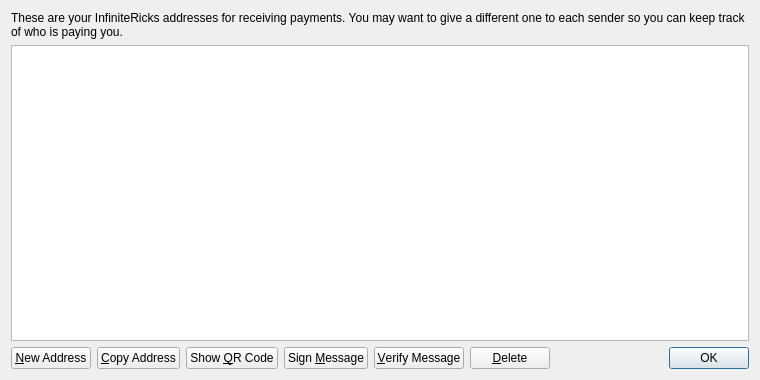
This is src/qt/android/forms/addressbookpage.ui in 2x2devcode/InfiniteRicks as Qt 5 draws it before an edit. The edited form follows.
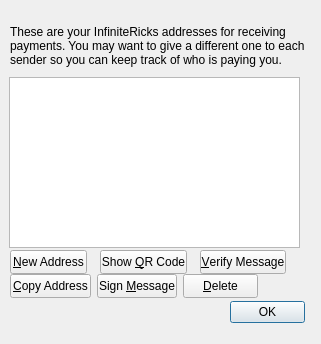
This is the edited form. Icons and pictures are not drawn.

```diff
--- a/src/qt/android/forms/addressbookpage.ui
+++ b/src/qt/android/forms/addressbookpage.ui
@@ -6,16 +6,22 @@
    <rect>
     <x>0</x>
     <y>0</y>
-    <width>760</width>
-    <height>380</height>
+    <width>321</width>
+    <height>344</height>
    </rect>
   </property>
   <property name="windowTitle">
    <string>Address Book</string>
   </property>
-  <layout class="QVBoxLayout" name="verticalLayout">
-   <item>
     <widget class="QLabel" name="labelExplanation">
+   <property name="geometry">
+    <rect>
+     <x>10</x>
+     <y>10</y>
+     <width>311</width>
+     <height>71</height>
+    </rect>
+   </property>
      <property name="text">
       <string>These are your InfiniteRicks addresses for receiving payments. You may want to give a different one to each sender so you can keep track of who is paying you.</string>
      </property>
@@ -26,9 +32,21 @@
       <bool>true</bool>
      </property>
     </widget>
-   </item>
-   <item>
     <widget class="QTableView" name="tableView">
+   <property name="geometry">
+    <rect>
+     <x>9</x>
+     <y>77</y>
+     <width>291</width>
+     <height>171</height>
+    </rect>
+   </property>
+   <property name="maximumSize">
+    <size>
+     <width>605</width>
+     <height>220</height>
+    </size>
+   </property>
      <property name="contextMenuPolicy">
       <enum>Qt::CustomContextMenu</enum>
      </property>
@@ -54,11 +72,15 @@
       <bool>false</bool>
      </attribute>
     </widget>
-   </item>
-   <item>
-    <layout class="QHBoxLayout" name="horizontalLayout">
-     <item>
       <widget class="QPushButton" name="newAddressButton">
+   <property name="geometry">
+    <rect>
+     <x>10</x>
+     <y>250</y>
+     <width>77</width>
+     <height>24</height>
+    </rect>
+   </property>
        <property name="toolTip">
         <string>Create a new address</string>
        </property>
@@ -70,9 +92,52 @@
          <normaloff>:/icons/add</normaloff>:/icons/add</iconset>
        </property>
       </widget>
-     </item>
-     <item>
+  <widget class="QPushButton" name="showQRCode">
+   <property name="geometry">
+    <rect>
+     <x>100</x>
+     <y>250</y>
+     <width>87</width>
+     <height>24</height>
+    </rect>
+   </property>
+   <property name="text">
+    <string>Show &amp;QR Code</string>
+   </property>
+   <property name="icon">
+    <iconset>
+     <normaloff>:/icons/qrcode</normaloff>:/icons/qrcode</iconset>
+   </property>
+  </widget>
+  <widget class="QPushButton" name="verifyMessage">
+   <property name="geometry">
+    <rect>
+     <x>200</x>
+     <y>250</y>
+     <width>86</width>
+     <height>24</height>
+    </rect>
+   </property>
+   <property name="toolTip">
+    <string>Verify a message to ensure it was signed with a specified InfiniteRicks address</string>
+   </property>
+   <property name="text">
+    <string>&amp;Verify Message</string>
+   </property>
+   <property name="icon">
+    <iconset>
+     <normaloff>:/icons/transaction_0</normaloff>:/icons/transaction_0</iconset>
+   </property>
+  </widget>
       <widget class="QPushButton" name="copyToClipboard">
+   <property name="geometry">
+    <rect>
+     <x>10</x>
+     <y>274</y>
+     <width>81</width>
+     <height>24</height>
+    </rect>
+   </property>
        <property name="toolTip">
         <string>Copy the currently selected address to the system clipboard</string>
        </property>
@@ -84,20 +149,15 @@
          <normaloff>:/icons/editcopy</normaloff>:/icons/editcopy</iconset>
        </property>
       </widget>
-     </item>
-     <item>
-      <widget class="QPushButton" name="showQRCode">
-       <property name="text">
-        <string>Show &amp;QR Code</string>
-       </property>
-       <property name="icon">
-        <iconset resource="../../bitcoin.qrc">
-         <normaloff>:/icons/qrcode</normaloff>:/icons/qrcode</iconset>
-       </property>
-      </widget>
-     </item>
-     <item>
       <widget class="QPushButton" name="signMessage">
+   <property name="geometry">
+    <rect>
+     <x>97</x>
+     <y>274</y>
+     <width>80</width>
+     <height>24</height>
+    </rect>
+   </property>
        <property name="toolTip">
         <string>Sign a message to prove you own a InfiniteRicks address</string>
        </property>
@@ -109,23 +169,15 @@
          <normaloff>:/icons/edit</normaloff>:/icons/edit</iconset>
        </property>
       </widget>
-     </item>
-     <item>
-      <widget class="QPushButton" name="verifyMessage">
-       <property name="toolTip">
-        <string>Verify a message to ensure it was signed with a specified InfiniteRicks address</string>
-       </property>
-       <property name="text">
-        <string>&amp;Verify Message</string>
-       </property>
-       <property name="icon">
-        <iconset resource="../../bitcoin.qrc">
-         <normaloff>:/icons/transaction_0</normaloff>:/icons/transaction_0</iconset>
-       </property>
-      </widget>
-     </item>
-     <item>
       <widget class="QPushButton" name="deleteButton">
+   <property name="geometry">
+    <rect>
+     <x>183</x>
+     <y>274</y>
+     <width>75</width>
+     <height>24</height>
+    </rect>
+   </property>
        <property name="toolTip">
         <string>Delete the currently selected address from the list</string>
        </property>
@@ -137,22 +189,15 @@
          <normaloff>:/icons/remove</normaloff>:/icons/remove</iconset>
        </property>
       </widget>
-     </item>
-     <item>
-      <spacer name="horizontalSpacer">
-       <property name="orientation">
-        <enum>Qt::Horizontal</enum>
-       </property>
-       <property name="sizeHint" stdset="0">
-        <size>
-         <width>40</width>
-         <height>20</height>
-        </size>
-       </property>
-      </spacer>
-     </item>
-     <item>
       <widget class="QDialogButtonBox" name="buttonBox">
+   <property name="geometry">
+    <rect>
+     <x>230</x>
+     <y>300</y>
+     <width>75</width>
+     <height>24</height>
+    </rect>
+   </property>
        <property name="sizePolicy">
         <sizepolicy hsizetype="Maximum" vsizetype="Fixed">
          <horstretch>0</horstretch>
@@ -163,10 +208,6 @@
         <set>QDialogButtonBox::Ok</set>
        </property>
       </widget>
-     </item>
-    </layout>
-   </item>
-  </layout>
  </widget>
  <resources>
   <include location="../../bitcoin.qrc"/>
```
Left out of the diff: 12 changed lines with no effect on the pictures. Lines whose indentation alone changed are shown as unchanged.
